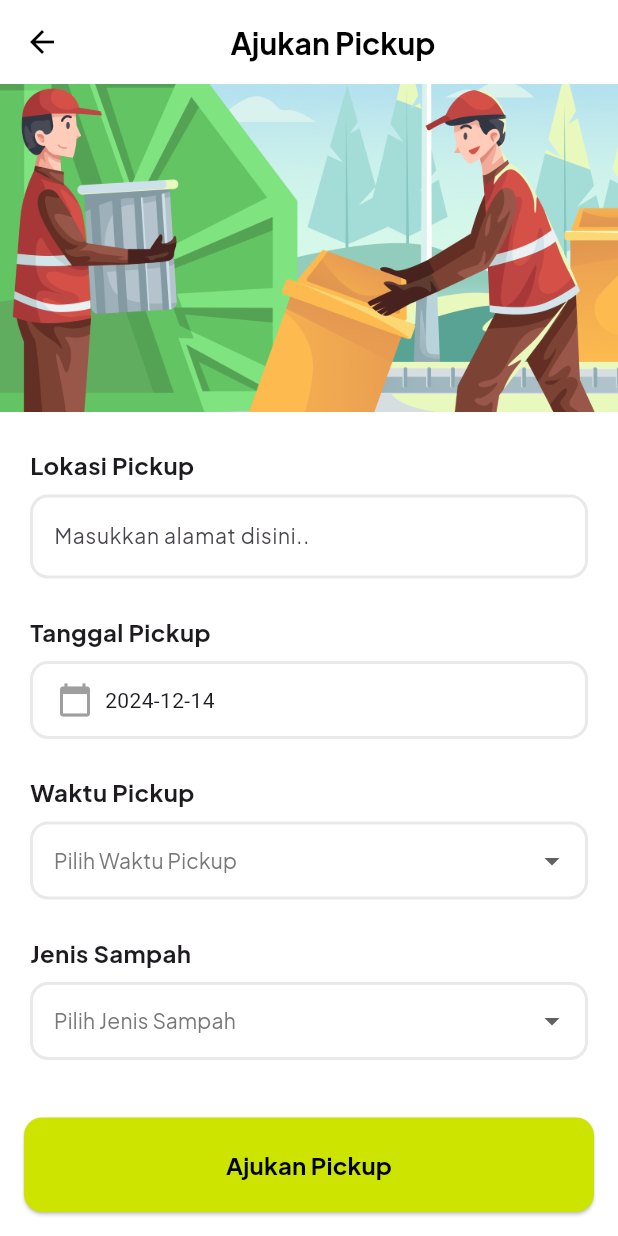
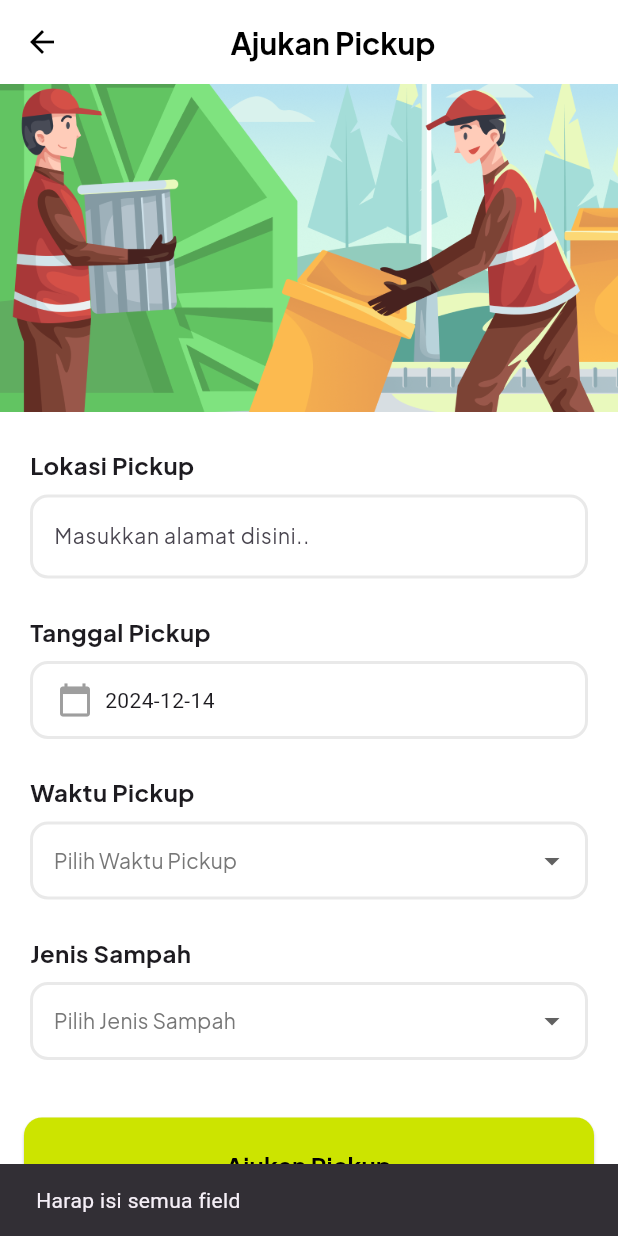
Before and after one commit to mhmdrazn/BuangBijak, a Flutter app: the PickupPage screen opened by its route, after a tap on "Ajukan Pickup", on a phone screen of 412 x 824 dp. Run offline on Flutter 3.47's test engine with Material 3 defaults, Android fonts, the phone set to English and light mode, and no system bars; our stand-ins replace cloud_firestore, firebase_auth, firebase_core, logger; accounts and stored records are empty.

Commit message:
integrate ajukan pickup at user role:

```diff
--- a/lib/screens/pickup_screens.dart
+++ b/lib/screens/pickup_screens.dart
@@ -1,10 +1,12 @@
-// ignore_for_file: library_private_types_in_public_api, deprecated_member_use
-
+// ignore_for_file: library_private_types_in_public_api, deprecated_member_use, use_build_context_synchronously
+import 'package:firebase_auth/firebase_auth.dart';
 import 'package:flutter/material.dart';
+import 'package:cloud_firestore/cloud_firestore.dart';
 import '../theme.dart';
 import '../widgets/bottom_button.dart';
 import '../widgets/date_picker.dart';
 import '../widgets/dropdown.dart';
+import 'package:uuid/uuid.dart';
 
 class PickupPage extends StatefulWidget {
   const PickupPage({super.key});
@@ -16,6 +18,106 @@ class PickupPage extends StatefulWidget {
 class _PickupPageState extends State<PickupPage> {
   String? selectedTimeSlot;
   String? selectedWasteType;
+  TextEditingController locationController = TextEditingController();
+  DateTime? selectedDate;
+
+  // Mengajukan Pickup ke Firestore
+  Future<void> submitPickupRequest() async {
+    if (locationController.text.isEmpty ||
+        selectedDate == null ||
+        selectedTimeSlot == null ||
+        selectedWasteType == null) {
+      ScaffoldMessenger.of(context).showSnackBar(
+        SnackBar(content: Text('Harap isi semua field')),
+      );
+      return;
+    }
+
+    try {
+      // Ambil UID dari pengguna yang sedang login
+      User? user = FirebaseAuth.instance.currentUser;
+      if (user == null) {
+        ScaffoldMessenger.of(context).showSnackBar(
+          SnackBar(content: Text('Pengguna belum login')),
+        );
+        return;
+      }
+      String userId = user.uid;
+
+      DateTime now = DateTime.now();
+      String dateStr =
+          "${now.day.toString().padLeft(2, '0')}${now.month.toString().padLeft(2, '0')}${now.year}";
+
+      String wasteInitial;
+      switch (selectedWasteType) {
+        case 'Sampah Kertas':
+          wasteInitial = 'SK';
+          break;
+        case 'Sampah Botol & Kaca':
+          wasteInitial = 'SBK';
+          break;
+        case 'Sampah Plastik':
+          wasteInitial = 'SP';
+          break;
+        case 'Sampah Logam':
+          wasteInitial = 'SL';
+          break;
+        default:
+          wasteInitial = '';
+      }
+
+      String timeSlotInitial;
+      switch (selectedTimeSlot) {
+        case 'Pagi (07.00 - 08.00)':
+          timeSlotInitial = 'PI';
+          break;
+        case 'Siang (12.00 - 13.00)':
+          timeSlotInitial = 'SG';
+          break;
+        case 'Sore (16.00 - 17.00)':
+          timeSlotInitial = 'SE';
+          break;
+        case 'Malam (19.00 - 20.00)':
+          timeSlotInitial = 'MM';
+          break;
+        default:
+          timeSlotInitial = '';
+      }
+
+      var uuid = Uuid();
+      String uniqueId = uuid.v4();
+
+      String orderId = '$dateStr-$wasteInitial-$timeSlotInitial-$uniqueId';
+
+      await FirebaseFirestore.instance.collection('ajukan_pickup').add({
+        'lokasi_pickup': locationController.text,
+        'tanggal_pickup': selectedDate,
+        'waktu_pickup': selectedTimeSlot,
+        'jenis_sampah': selectedWasteType,
+        'createdAt': now,
+        'order_id': orderId,
+        'user_id': userId,
+        'isRevised': false,
+        'status': 'pending',
+      });
+
+      ScaffoldMessenger.of(context).showSnackBar(
+        SnackBar(
+            content: Text('Pickup berhasil diajukan dengan Order ID $orderId')),
+      );
+
+      locationController.clear();
+      setState(() {
+        selectedDate = null;
+        selectedTimeSlot = null;
+        selectedWasteType = null;
+      });
+    } catch (e) {
+      ScaffoldMessenger.of(context).showSnackBar(
+        SnackBar(content: Text('Terjadi kesalahan saat submit pickup')),
+      );
+    }
+  }
 
   @override
   Widget build(BuildContext context) {
@@ -77,6 +179,7 @@ class _PickupPageState extends State<PickupPage> {
                             Text('Lokasi Pickup', style: bold16),
                             const SizedBox(height: 8),
                             TextField(
+                              controller: locationController,
                               decoration: InputDecoration(
                                 enabledBorder: OutlineInputBorder(
                                   borderRadius: BorderRadius.circular(12),
@@ -88,14 +191,9 @@ class _PickupPageState extends State<PickupPage> {
                                   borderSide:
                                       BorderSide(color: grey3, width: 2),
                                 ),
-                                errorBorder: OutlineInputBorder(
-                                  borderRadius: BorderRadius.circular(12),
-                                  borderSide:
-                                      BorderSide(color: grey3, width: 2),
-                                ),
+                                hintText: 'Masukkan alamat disini..',
                                 filled: true,
                                 fillColor: white,
-                                hintText: 'Masukkan alamat disini..',
                                 hintStyle: regular14,
                               ),
                             ),
@@ -114,8 +212,10 @@ class _PickupPageState extends State<PickupPage> {
                             const SizedBox(height: 8),
                             DatePickerWidget(
                               decoration: InputDecoration(hintStyle: regular14),
-                              onDateSelected: (DateTime selectedDate) {
-                                setState(() {});
+                              onDateSelected: (DateTime date) {
+                                setState(() {
+                                  selectedDate = date;
+                                });
                               },
                             ),
                           ],
@@ -181,9 +281,10 @@ class _PickupPageState extends State<PickupPage> {
                 width: double.infinity,
                 padding: const EdgeInsets.all(16.0),
                 color: Colors.white,
-                child: const BottomButton(
+                child: BottomButton(
                   text: 'Ajukan Pickup',
                   color: Color(0xFFCCE400),
+                  onPressed: submitPickupRequest,
                 ),
               ),
             ],
--- a/lib/widgets/bottom_button.dart
+++ b/lib/widgets/bottom_button.dart
@@ -1,36 +1,37 @@
 import 'package:flutter/material.dart';
 import '../theme.dart';
 
-class BottomButton extends StatelessWidget{
+class BottomButton extends StatelessWidget {
   final String text;
   final Color color;
   final Color borderColor;
+  final Future<void> Function()? onPressed;
 
   const BottomButton({
     super.key,
     required this.text,
     required this.color,
     this.borderColor = Colors.transparent,
-
+    required this.onPressed,
   });
 
   @override
-  Widget build(BuildContext context){
+  Widget build(BuildContext context) {
     return ElevatedButton(
-      onPressed: () {},
+      onPressed: onPressed,
       style: ElevatedButton.styleFrom(
         backgroundColor: color,
         foregroundColor: color == Colors.white ? green : Colors.white,
-        padding: const EdgeInsets.symmetric(vertical: 20), // padding vertikal dan horizontal
-        minimumSize: const Size(0, 36), // set minimum size agar konsisten
-        side: BorderSide(color: borderColor, width: 1), // ketebalan border outline
+        padding: const EdgeInsets.symmetric(vertical: 20),
+        side: BorderSide(color: borderColor, width: 1),
         shape: RoundedRectangleBorder(
-          borderRadius: BorderRadius.circular(12), // Rounded corners
+          borderRadius: BorderRadius.circular(12),
         ),
       ),
       child: Text(
         text,
-        style: bold16.copyWith(color: color == Colors.black ? green : Colors.black),
+        style: bold16.copyWith(
+            color: color == Colors.black ? green : Colors.black),
       ),
     );
   }
--- a/pubspec.yaml
+++ b/pubspec.yaml
@@ -39,6 +39,7 @@ dependencies:
   firebase_auth: ^5.3.3
   cloud_firestore: ^5.5.0
   logger: ^2.5.0
+  uuid: ^4.5.1
 
 dev_dependencies:
   flutter_test:
```
Also changed, not shown: pubspec.lock.
